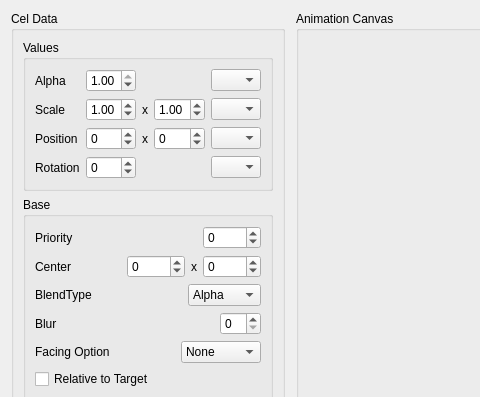
This is AnimationViewer/AnimationViewer.ui in wasedaigo/samancing-roga as Qt 5 draws it before an edit; both pictures show x 0 to 480 and y 0 to 397 of the 838 by 562 pixel window. The edited form follows.
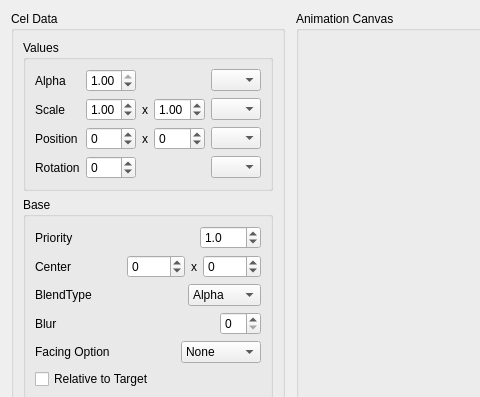
This is the edited form. Icons and pictures are not drawn.

Commit message: Priority added in data

Diff of the .ui file:
```diff
--- a/AnimationViewer/AnimationViewer.ui
+++ b/AnimationViewer/AnimationViewer.ui
@@ -258,18 +258,27 @@
               </widget>
              </item>
              <item>
-              <widget class="QSpinBox" name="positionZSpinBox">
+              <widget class="QDoubleSpinBox" name="prioritySpinBox">
                <property name="sizePolicy">
                 <sizepolicy hsizetype="Fixed" vsizetype="Fixed">
                  <horstretch>0</horstretch>
                  <verstretch>0</verstretch>
                 </sizepolicy>
                </property>
+               <property name="decimals">
+                <number>1</number>
+               </property>
                <property name="minimum">
-                <number>-9999</number>
+                <double>-100.000000000000000</double>
                </property>
                <property name="maximum">
-                <number>9999</number>
+                <double>100.000000000000000</double>
+               </property>
+               <property name="singleStep">
+                <double>0.100000000000000</double>
+               </property>
+               <property name="value">
+                <double>1.000000000000000</double>
                </property>
               </widget>
              </item>
```
The commit also changes 8 other files.
